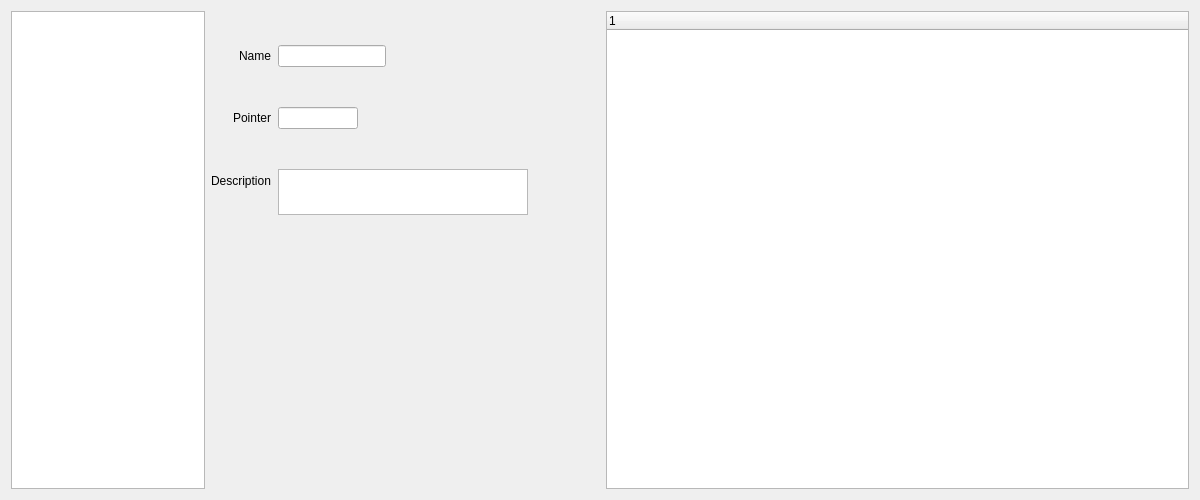
First picture: the form in dsvedit/generic_editor.ui, repository LagoLunatic/DSVEdit, before the edit.
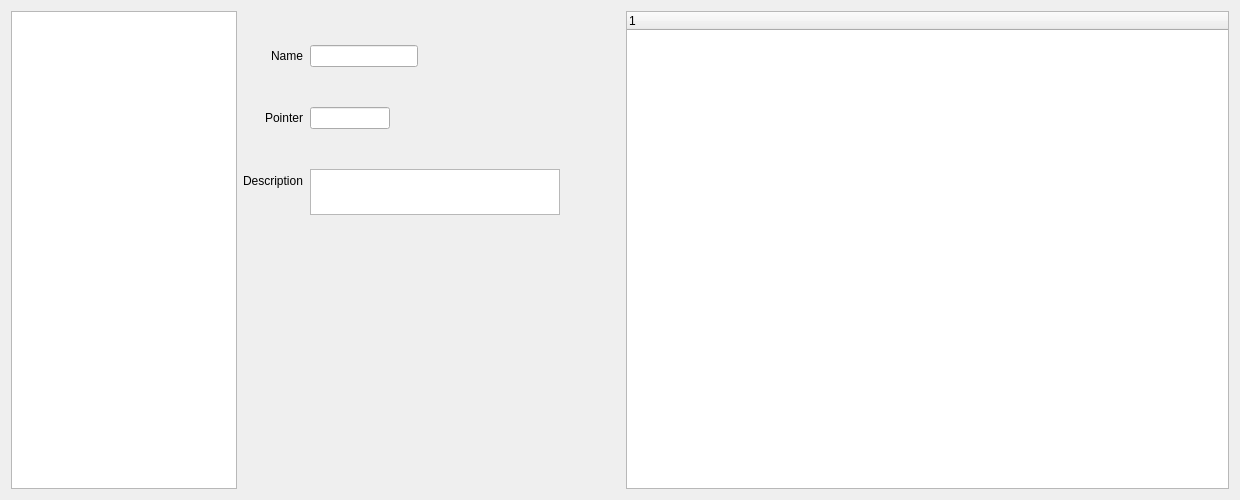
Second picture: the form after the edit.

Commit message: Tweak item editor layout again

What changed in the file:
```diff
--- a/dsvedit/generic_editor.ui
+++ b/dsvedit/generic_editor.ui
@@ -6,7 +6,7 @@
    <rect>
     <x>0</x>
     <y>0</y>
-    <width>1200</width>
+    <width>1240</width>
     <height>500</height>
    </rect>
   </property>
@@ -15,7 +15,7 @@
   </property>
   <layout class="QVBoxLayout" name="verticalLayout">
    <item>
-    <layout class="QHBoxLayout" name="horizontalLayout" stretch="1,2,3">
+    <layout class="QHBoxLayout" name="horizontalLayout" stretch="3,5,8">
      <item>
       <widget class="QListWidget" name="item_list"/>
      </item>
```
The commit also changes 1 other file.
